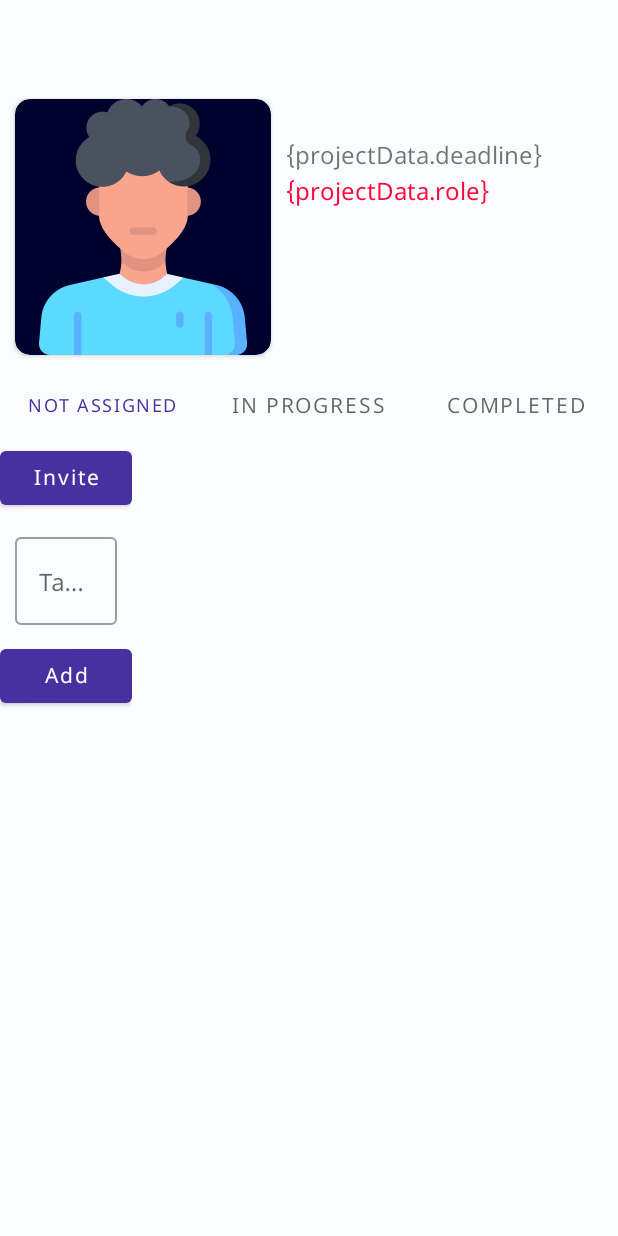
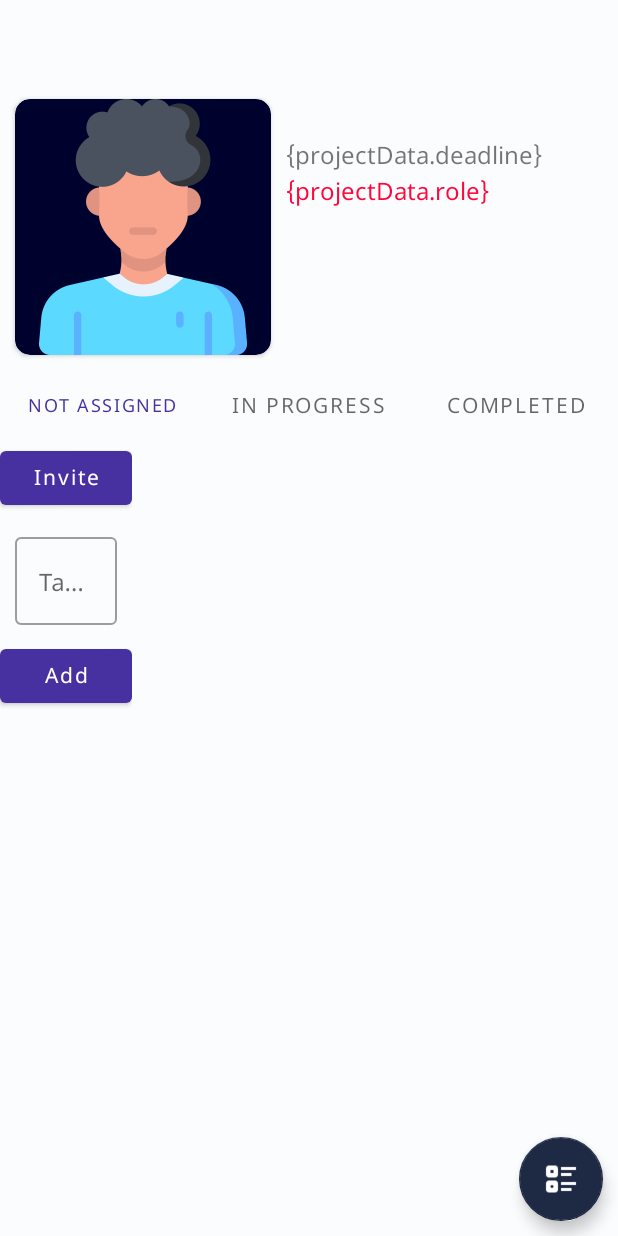
Before and after one commit to arshan05/kanban, an Android app: the ProjectDetailedFragment screen opened through its navigation route, on a phone screen of 412 x 824 dp. Run offline under Robolectric (Android 15) with nearby library versions, the light colour scheme and no system bars; our stand-ins replace Firebase (no records; nobody signed in at launch, a user with empty details on screens opened directly), data binding, navigation-ui.

Commit message:
designing project detailed page (continued)

```diff
--- a/app/src/main/res/layout/fragment_project_detailed.xml
+++ b/app/src/main/res/layout/fragment_project_detailed.xml
@@ -147,6 +147,14 @@
                 android:layout_width="match_parent"
                 android:layout_height="match_parent" />
         </LinearLayout>
+
+        <com.google.android.material.floatingactionbutton.FloatingActionButton
+            android:layout_width="wrap_content"
+            android:layout_height="wrap_content"
+            android:src="@drawable/add_task"
+            android:layout_alignParentEnd="true"
+            android:layout_alignParentBottom="true"
+            android:layout_margin="10dp"/>
     </RelativeLayout>
 
 
```
Also changed, not shown: app/src/main/res/layout/fragment_home_screen.xml (+8 -0 lines), app/src/main/res/drawable/add_project.png (added), app/src/main/res/drawable/add_task.png (added).
